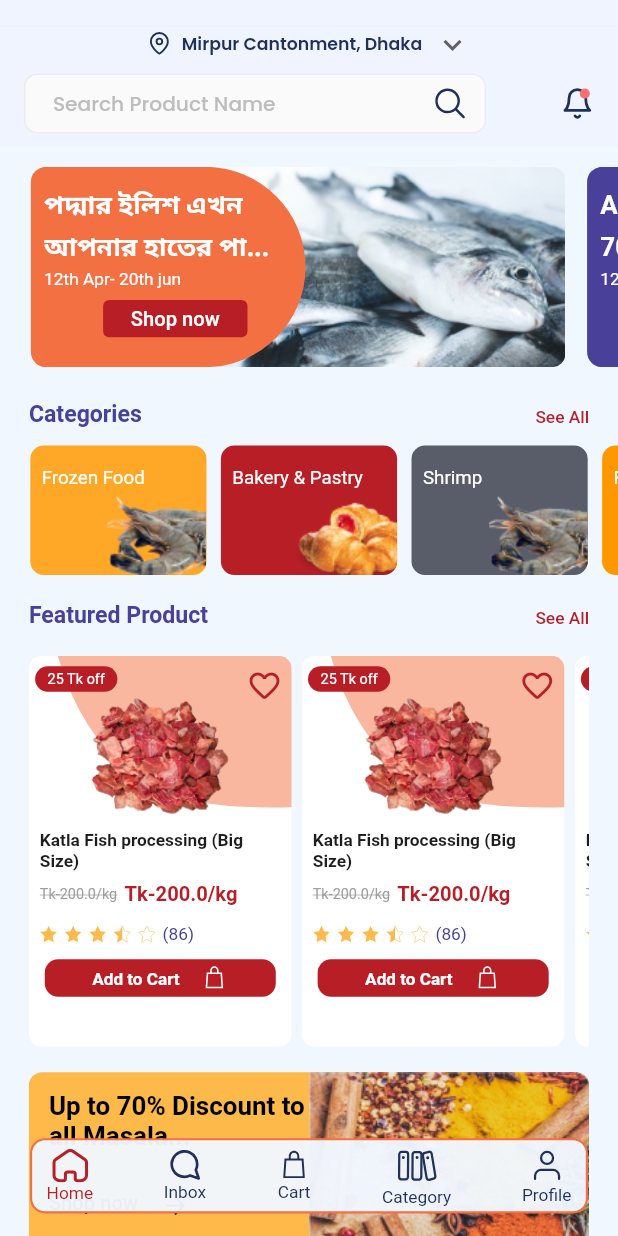
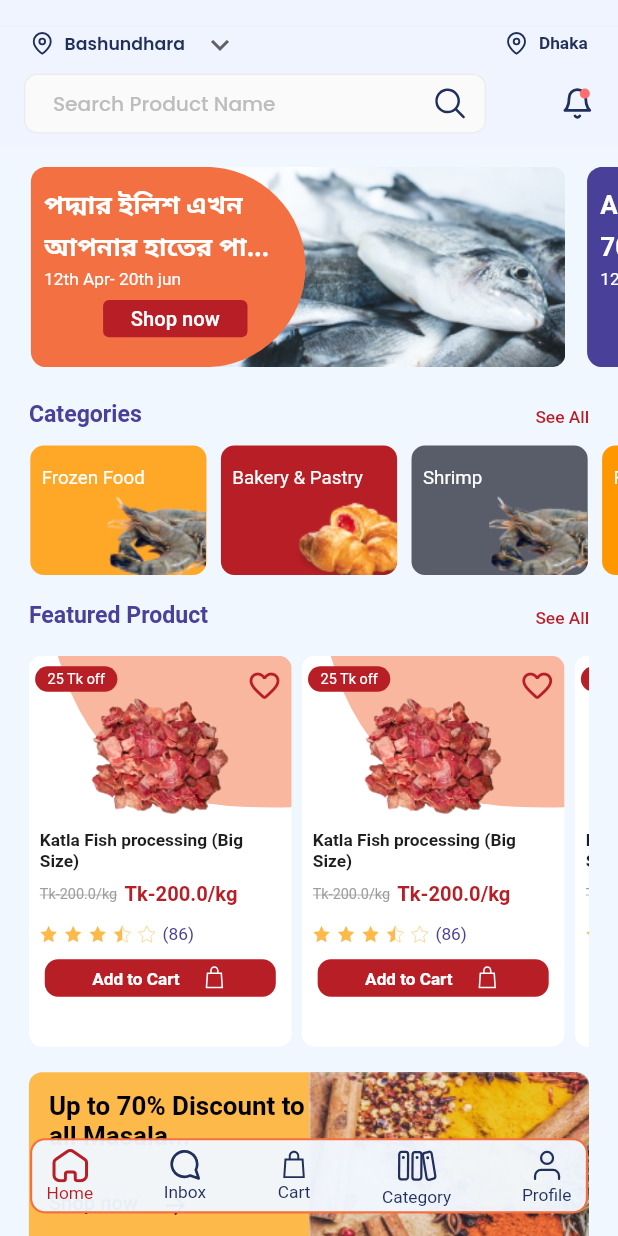
Before and after one commit to Sabuj-Kumar/ecomarce_project_masala_bazar, a Flutter app: the screen it shows after launch, on a phone screen of 412 x 824 dp. Run offline on Flutter 3.47's test engine with Material 2 defaults, Android fonts, the phone set to English and light mode, and no system bars; drawn by our look-alikes of carousel_slider; our stand-ins replace connectivity, fluro, flutter_otp_text_field, flutter_screenutil, flutter_svg, get and 5 more; accounts and stored records are empty; generated files the repository leaves out were written again; project files that could hold a hidden picture were left out.

Commit message:
Division depended Location

```diff
--- a/lib/pages/homePage/view/home_page.dart
+++ b/lib/pages/homePage/view/home_page.dart
@@ -39,7 +39,7 @@ class _HomePageState extends State<HomePage> {
                 flexibleSpace: FlexibleSpaceBar(
                   background: Padding(
                     padding: EdgeInsets.only(top: 20.h),
-                    child: const Location(),
+                    child: Location(),
                   ),
 
                 ),
--- a/lib/pages/homePage/widget/location.dart
+++ b/lib/pages/homePage/widget/location.dart
@@ -14,14 +14,29 @@ class Location extends StatefulWidget {
 
 class _LocationState extends State<Location> {
   // Initial Selected Value
-  String dropdownvalue = 'Mirpur Cantonment, Dhaka';
+  String dhakaValue = 'Bashundhara';
+  String sylhetValue = 'Moulovibazar';
+
+  var division = [
+    'Dhaka',
+    'Sylhet',
+  ];
 
   // List of items in our dropdown menu
-  var items = [
-    'Bashundhara, Dhaka',
-    'Mirpur Cantonment, Dhaka',
-    'Uttara, Dhaka',
+  var dhaka = [
+    'Bashundhara',
+    'Mirpur',
+    'Uttara',
   ];
+
+  var sylhet = [
+    'Moulovibazar',
+    'Habiganj',
+    'Sumanganj',
+  ];
+
+  late String divisionName = division[0];
+
   @override
   Widget build(BuildContext context) {
     return Material(
@@ -32,8 +47,12 @@ class _LocationState extends State<Location> {
           width: double.infinity,
           child: Stack(
             children: [
+              Padding(
+                padding: EdgeInsets.symmetric(horizontal: 21.w),
+                child: Row(
+                  mainAxisAlignment: MainAxisAlignment.spaceBetween,
+                  children: [
                     Row(
-                mainAxisAlignment: MainAxisAlignment.center,
                       children: [
                         SvgPicture.asset(
                           'assets/icons/map_pin.svg',
@@ -43,17 +62,24 @@ class _LocationState extends State<Location> {
                           width: 7.25.w,
                         ),
                         SizedBox(
-                    width: 200.w,
+                          width: 120.w,
                           //width: _width * 0.5,
-                    child: Center(
                           child: DropdownButton(
-                        value: dropdownvalue,
+                            value: divisionName == 'Dhaka' ? dhakaValue : sylhetValue,
                             isDense: true,
                             underline: const SizedBox(),
                             itemHeight: null,
                             isExpanded: true,
                             icon: const Icon(Icons.keyboard_arrow_down_outlined),
-                        items: items.map((String items) {
+                            items: divisionName == 'Dhaka' ? dhaka.map((String items) {
+                              return DropdownMenuItem(
+                                value: items,
+                                child: Text(items,
+                                  style: CustomTextStyle.bodyText2(context).copyWith(color: secondaryColor),
+                                  //style: text.headline1?.copyWith(fontSize: 12.sp),
+                                ),
+                              );
+                            }).toList() : sylhet.map((String items) {
                               return DropdownMenuItem(
                                 value: items,
                                 child: Text(items,
@@ -63,14 +89,50 @@ class _LocationState extends State<Location> {
                               );
                             }).toList(),
                             onChanged: (String? newValue) {
+                              if (divisionName == 'Dhaka') {
                                 setState(() {
-                            dropdownvalue = newValue!;
+                                  dhakaValue = newValue!;
                                 });
+                              }else{
+                                setState(() {
+                                  sylhetValue = newValue!;
+                                });
+                              }
                             },
                           ),
                         ),
+                      ],
+                    ),
+                    InkWell(
+                      onTap: (){
+                        if(divisionName == 'Dhaka'){
+                          divisionName = division[1];
+                          setState(() {
+                          });
+                        }else{
+                          divisionName = division[0];
+                          setState(() {
+                          });
+                        }
+                      },
+                      child: Row(
+                        children: [
+                          SvgPicture.asset(
+                            'assets/icons/map_pin.svg',
+                            width: 16.5.w,
+                          ),
+                          SizedBox(
+                            width: 7.25.w,
+                          ),
+                          Text(divisionName,
+                            style: CustomTextStyle.bodyText2(context).copyWith(color: secondaryColor),
+                            //style: text.headline1?.copyWith(fontSize: 12.sp),
+                          )
+                        ],
+                      ),
                     ),
                   ],
+                ),
               ),
             ],
           )
```
Lines whose indentation alone changed are shown as unchanged.
